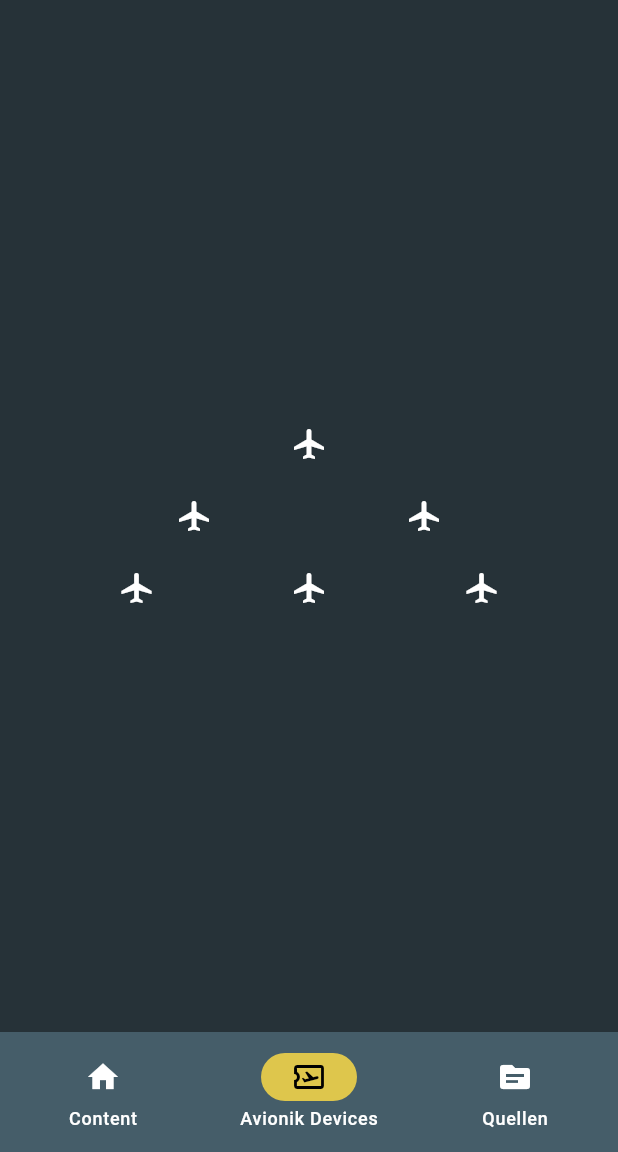
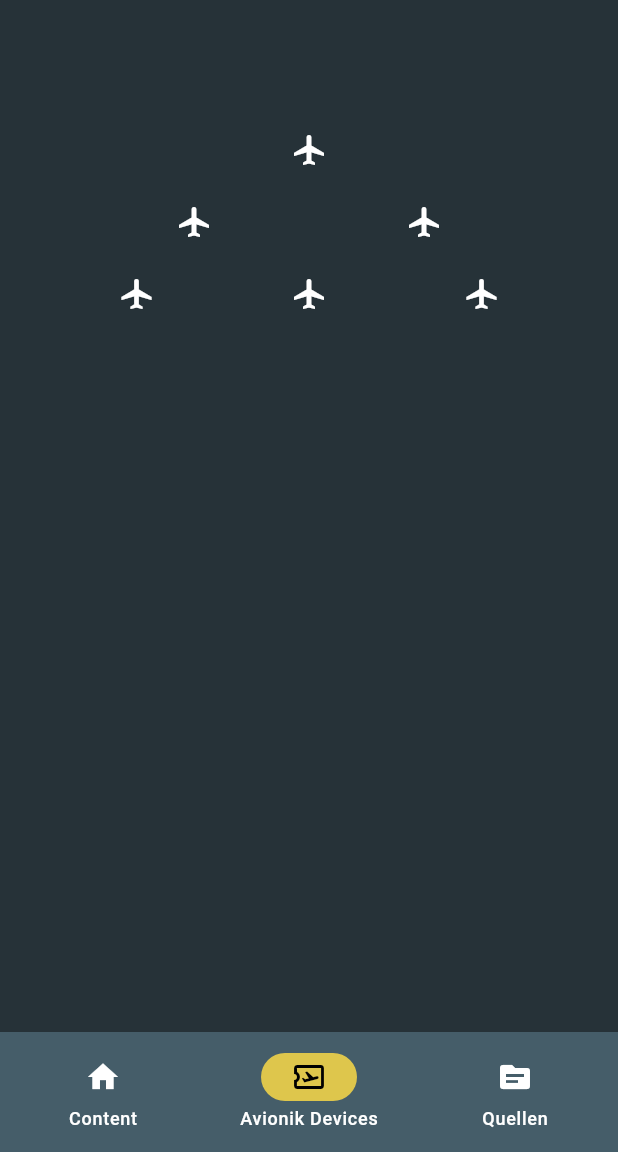
Before and after one commit to masebor/seminar_app, a Flutter app: the screen it shows after launch, item 2 of the bottom bar chosen, on a phone screen of 412 x 824 dp, the part 84-1236 px from its top. Run offline on Flutter 3.47's test engine with Material 3 defaults, Android fonts, the phone set to English and light mode, and no system bars; our stand-ins replace cached_network_image, equatable, flutter_bloc; Roboto replaces fonts that are missing (Verdana).

Commit message:
feature: avionik_devices animation

```diff
--- a/lib/constants/strings.dart
+++ b/lib/constants/strings.dart
@@ -47,10 +47,20 @@ class Strings {
 
   //dart info
 
+  static const String dartInfoTitleAOT = "AOT";
+  static const String dartInfoSubtitleAOT = "Ahead-of-Time compilation";
+  static const String dartInfoTitleJIT = "JIT";
+  static const String dartInfoSubtitleJIT = "Just-in-Time compilation";
+
   //flutter info
   static const String flutterInfoTitleCrossPlatform = "Cross-Platform Developement";
   static const String flutterInfoTitleMVVM = "MVVM";
-  static const String flutterInfoSubTitleMVVM = "Model-View-ViewModel";
+  static const String flutterInfoSubtitleMVVM = "Model-View-ViewModel";
+  static const String flutterInfoTitlePOC= "POC";
+  static const String flutterInfoSubtitlePOC = "Proof of Concept";
+
+  static const String flutterInfoTitleMVP = "MVP";
+  static const String flutterInfoSubtitleMVP = "Minimum Viable Product";
 
   //install page
   static const String howToInstall = "Wie installiere ich Flutter?";
@@ -60,5 +70,5 @@ class Strings {
 
   //conclusion
 
-
+  static const String conclusionTitleProAndCon = "Alles hat vor und Nachteile";
 }
--- a/lib/data/sourceLists/source_list_conclusion.dart
+++ b/lib/data/sourceLists/source_list_conclusion.dart
@@ -4,6 +4,6 @@ import 'package:seminar_app/constants/strings.dart';
 class SourceListConclusion {
 
     static final List<CustomCard> sourceListConclusion = [
-    const CustomCard(title: "", source: ""),
+    const CustomCard(title: Strings.conclusionTitleProAndCon, source: ""),
   ];
 }
--- a/lib/features/avionik_devices/avionik_devices_page.dart
+++ b/lib/features/avionik_devices/avionik_devices_page.dart
@@ -1,28 +1,12 @@
 import 'package:flutter/material.dart';
 import 'package:seminar_app/features/avionik_devices/avionik_devices_button.dart';
+import 'package:seminar_app/features/avionik_devices/avionik_devices_slider_animation.dart';
 
 class AvionikDevicesPage extends StatelessWidget {
   const AvionikDevicesPage({super.key});
 
   @override
   Widget build(BuildContext context) {
-    return const Center(
-        child: Column(
-      mainAxisAlignment: MainAxisAlignment.center,
-      children: [
-        Row(
-          mainAxisAlignment: MainAxisAlignment.center,
-          children: [AvionikDevicesButton()],
-        ),
-        Row(
-          mainAxisAlignment: MainAxisAlignment.spaceEvenly,
-          children: [AvionikDevicesButton(), AvionikDevicesButton()],
-        ),
-        Row(
-          mainAxisAlignment: MainAxisAlignment.spaceEvenly,
-          children: [AvionikDevicesButton(), AvionikDevicesButton(), AvionikDevicesButton()],
-        ),
-      ],
-    ));
+    return const AvionikDevicesSliderAnimation();
   }
 }
--- /dev/null
+++ b/lib/features/avionik_devices/avionik_devices_slider_animation.dart
@@ -0,0 +1,49 @@
+import 'package:flutter/material.dart';
+import 'package:seminar_app/features/avionik_devices/avionik_devices_button.dart';
+
+class AvionikDevicesSliderAnimation extends StatefulWidget {
+  const AvionikDevicesSliderAnimation({super.key});
+
+  @override
+  State<AvionikDevicesSliderAnimation> createState() => _AvionikDevicesSliderAnimationState();
+}
+
+class _AvionikDevicesSliderAnimationState extends State<AvionikDevicesSliderAnimation> with SingleTickerProviderStateMixin {
+  late final AnimationController _animationController = AnimationController(
+    duration: const Duration(seconds: 5),
+    vsync: this,
+  )..repeat(reverse: true);
+  late final Animation<Offset> _animationOffset = Tween<Offset>(begin: Offset.zero, end: const Offset(0, 1.5)).animate(CurvedAnimation(
+    parent: _animationController,
+    curve: Curves.easeIn,
+  ));
+
+  @override
+  void dispose() {
+    _animationController.dispose();
+    super.dispose();
+  }
+
+  @override
+  Widget build(BuildContext context) {
+    return SlideTransition(
+      position: _animationOffset,
+      child: const Column(
+        children: [
+          Row(
+            mainAxisAlignment: MainAxisAlignment.center,
+            children: [AvionikDevicesButton()],
+          ),
+          Row(
+            mainAxisAlignment: MainAxisAlignment.spaceEvenly,
+            children: [AvionikDevicesButton(), AvionikDevicesButton()],
+          ),
+          Row(
+            mainAxisAlignment: MainAxisAlignment.spaceEvenly,
+            children: [AvionikDevicesButton(), AvionikDevicesButton(), AvionikDevicesButton()],
+          ),
+        ],
+      ),
+    );
+  }
+}
--- a/lib/features/sources/sources_page.dart
+++ b/lib/features/sources/sources_page.dart
@@ -35,7 +35,7 @@ class _SourcesPageState extends State<SourcesPage> {
             return CustomCard(
               leading: "[${index.toString()}]",
               title: mySourceList[index].title,
-              subTitle: mySourceList[index].subTitle,
+              subtitle: mySourceList[index].subtitle,
               pathString: mySourceList[index].pathString,
               source: mySourceList[index].source,
               tapMe: mySourceList[index].tapMe,
```
Also changed, not shown: lib/data/sourceLists/source_list_dart_info.dart (+5 -3 lines), lib/data/sourceLists/source_list_flutter_info.dart (+11 -1 lines), lib/utils/custom_card.dart (+4 -4 lines), lib/utils/custom_list_tile_with_subtitle.dart (+8 -7 lines), lib/utils/custom_play_page.dart (+5 -2 lines).
